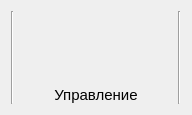
mcsltd/mcs-inRat-monitor, file device/res/frm_control_device.ui: the form before one commit.
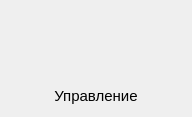
The form after the commit. Icons and pictures are not drawn.

Commit message: fix vertical size status bar

```diff
--- a/device/res/frm_control_device.ui
+++ b/device/res/frm_control_device.ui
@@ -7,7 +7,7 @@
     <x>0</x>
     <y>0</y>
     <width>192</width>
-    <height>105</height>
+    <height>117</height>
    </rect>
   </property>
   <property name="windowTitle">
@@ -15,16 +15,6 @@
   </property>
   <layout class="QGridLayout" name="gridLayout">
    <item row="0" column="0">
-    <widget class="Line" name="line_2">
-     <property name="frameShadow">
-      <enum>QFrame::Shadow::Sunken</enum>
-     </property>
-     <property name="orientation">
-      <enum>Qt::Orientation::Vertical</enum>
-     </property>
-    </widget>
-   </item>
-   <item row="0" column="1">
     <layout class="QVBoxLayout" name="verticalLayout">
      <property name="spacing">
       <number>0</number>
@@ -138,16 +128,6 @@
      </item>
     </layout>
    </item>
-   <item row="0" column="2">
-    <widget class="Line" name="line">
-     <property name="frameShadow">
-      <enum>QFrame::Shadow::Sunken</enum>
-     </property>
-     <property name="orientation">
-      <enum>Qt::Orientation::Vertical</enum>
-     </property>
-    </widget>
-   </item>
   </layout>
  </widget>
  <resources>
```
The commit also changes 15 other files.
